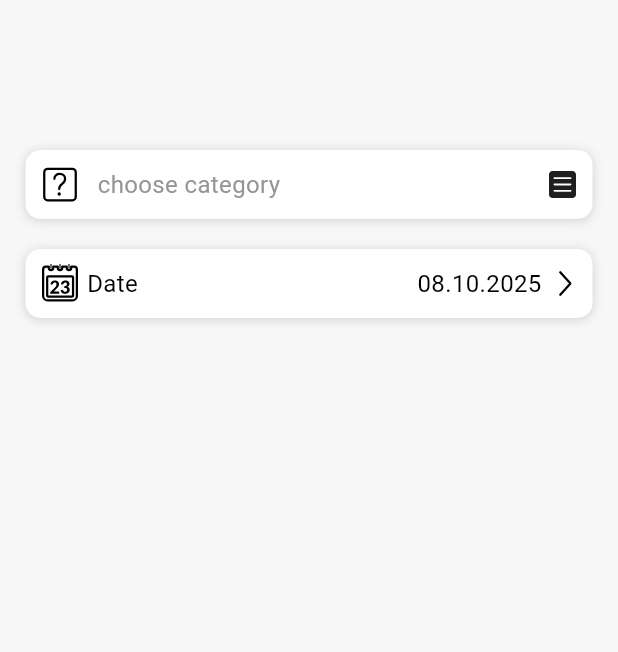
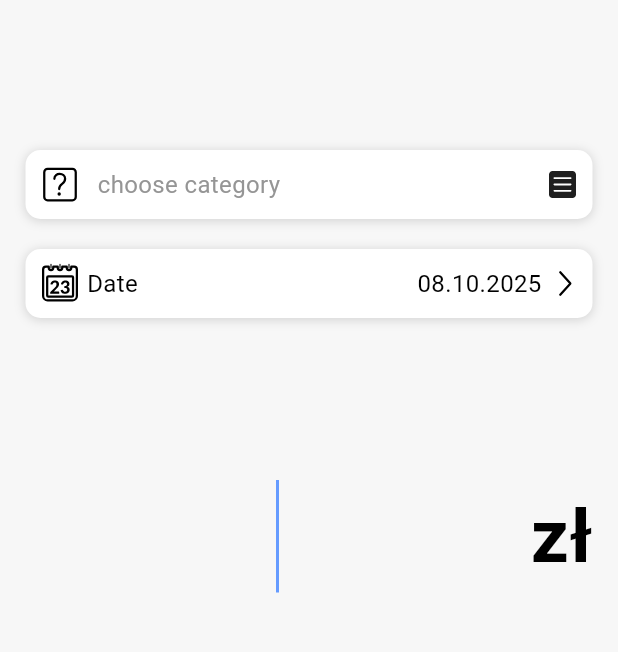
Before and after one commit to poleheshko/saveon_frontend, a Flutter app: the screen it shows after launch, on a phone screen of 412 x 824 dp, the part 84-736 px from its top. Run offline on Flutter 3.47's test engine with Material 3 defaults, Android fonts, the light colour scheme and no system bars; our stand-ins replace calendar_date_picker2, flutter_svg.

Commit message:
Started making input for the expenses.

```diff
--- a/lib/expense_page.dart
+++ b/lib/expense_page.dart
@@ -1,13 +1,10 @@
 import 'package:flutter/cupertino.dart';
 import 'package:flutter/material.dart';
-import 'package:flutter_svg/flutter_svg.dart';
 
-import 'data/category_info.dart';
 import 'models/common/common_page.dart';
-import 'models/common/saveon_section.dart';
-import 'models/date/choose_date_class.dart';
-import 'models/expense_categories/category_row_prefab.dart';
-import 'models/expense_categories/choose_category_class.dart';
+import 'models/expense_page_models/amount_input.dart';
+import 'models/expense_page_models/date/choose_date_class.dart';
+import 'models/expense_page_models/expense_categories/choose_category_class.dart';
 
 class ExpensePage extends StatefulWidget {
   const ExpensePage({super.key, required this.title});
@@ -32,6 +29,11 @@ class _ExpensePageState extends State<ExpensePage> {
         ChooseDateClass(),
 
         SizedBox(width: double.infinity, height: 100),
+
+        AmountInput(),
+
+        SizedBox(width: double.infinity, height: 100),
+
       ],
     );
   }
--- /dev/null
+++ b/lib/models/expense_page_models/amount_input.dart
@@ -0,0 +1,58 @@
+import 'package:flutter/cupertino.dart';
+import 'package:flutter/material.dart';
+
+class AmountInput extends StatefulWidget {
+  const AmountInput({super.key});
+
+  @override
+  State<AmountInput> createState() => _AmountInputState();
+}
+
+class _AmountInputState extends State<AmountInput> {
+  final TextEditingController _controller = TextEditingController();
+  final FocusNode _focusNode = FocusNode();
+
+  @override
+  void initState() {
+    super.initState();
+    _focusNode.addListener(() {
+      setState(() {}); // odśwież UI, gdy focus się zmienia
+    });
+  }
+
+  @override
+  void dispose() {
+    _controller.dispose();
+    _focusNode.dispose();
+    super.dispose();
+  }
+
+  @override
+  Widget build(BuildContext context) {
+    return TextField(
+      controller: _controller,
+      focusNode: _focusNode,
+      keyboardType: TextInputType.number,
+      textAlign: TextAlign.center,
+      textAlignVertical: TextAlignVertical.center,
+      style: TextStyle(
+        fontSize: 50,
+        fontWeight: FontWeight.w600,
+        color: Color(0xFF000000),
+      ),
+      showCursor: _focusNode.hasFocus,
+      autofocus: true, //żeby automatycznie właczało się wprowadzanie, jak wchodzisz na stronę
+      cursorColor: Color(0xFF659BFF),
+      cursorWidth: 2,
+      decoration: InputDecoration(
+          border: InputBorder.none,
+          suffixText: 'zł',
+          suffixStyle: TextStyle(
+            fontSize: 50,
+            fontWeight: FontWeight.w600,
+            color: Color(0xFF000000),
+          ),
+      ),
+    );
+  }
+}
--- a/lib/models/expense_categories/category_row_prefab.dart
+++ b/lib/models/expense_page_models/expense_categories/category_row_prefab.dart
@@ -1,7 +1,7 @@
 import 'package:flutter/cupertino.dart';
 import 'package:flutter_svg/svg.dart';
 
-import '../../data/category_info.dart';
+import '../../../data/category_info.dart';
 import 'category_label_prefab.dart';
 
 class CategoryRowPrefab extends StatelessWidget {
--- a/lib/models/expense_categories/choose_category_class.dart
+++ b/lib/models/expense_page_models/expense_categories/choose_category_class.dart
@@ -1,9 +1,9 @@
 import 'package:flutter/cupertino.dart';
 import 'package:flutter_svg/svg.dart';
-import 'package:saveon_frontend/models/expense_categories/category_label_prefab.dart';
 
-import '../../data/category_info.dart';
-import '../common/saveon_section.dart';
+import '../../../data/category_info.dart';
+import '../../common/saveon_section.dart';
+import 'category_label_prefab.dart';
 import 'category_row_prefab.dart';
 
 class ChooseCategoryClass extends StatefulWidget {
```
Also changed, not shown: lib/models/expense_page_models/date/choose_date_class.dart (renamed from lib/models/date/choose_date_class.dart), lib/models/expense_page_models/expense_categories/category_label_prefab.dart (renamed from lib/models/expense_categories/category_label_prefab.dart).
